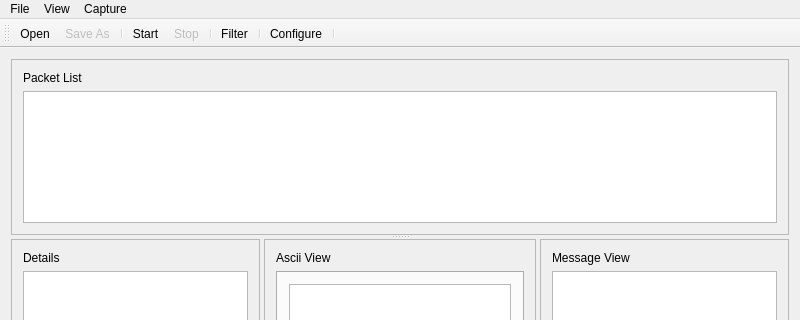
First picture: the form in mainwindow.ui, repository lambdaconcept/usb2sniffer-qt, before the edit; both pictures show x 0 to 800 and y 0 to 320 of the 800 by 600 pixel window.
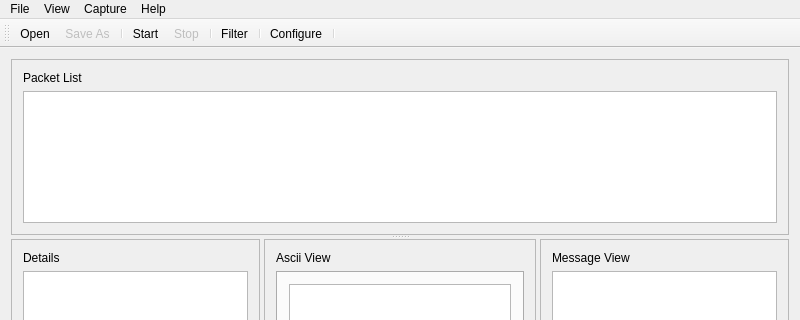
Second picture: the form after the edit. Icons and pictures are not drawn.

The edit to the form file:
```diff
--- a/mainwindow.ui
+++ b/mainwindow.ui
@@ -256,9 +256,16 @@
     </property>
     <addaction name="actionFilter"/>
    </widget>
+   <widget class="QMenu" name="menuHelp">
+    <property name="title">
+     <string>Help</string>
+    </property>
+    <addaction name="actionAbout"/>
+   </widget>
    <addaction name="menuFile"/>
    <addaction name="menuView"/>
    <addaction name="menuCapture"/>
+   <addaction name="menuHelp"/>
   </widget>
   <widget class="QToolBar" name="mainToolBar">
    <attribute name="toolBarArea">
```
Left out of the diff: 7 changed lines with no effect on the pictures.
